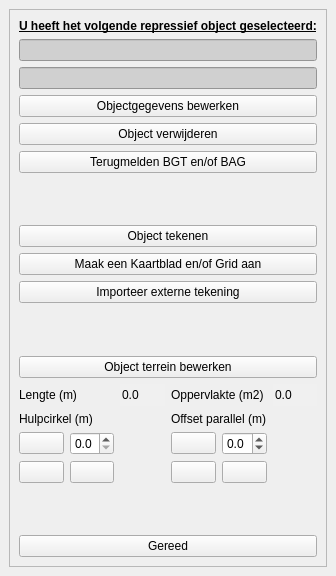
Qt form plugin/oiv/repressief_object/oiv_repressief_object_widget.ui (OIV-NL-QGIS/QGIS_project) before a commit.
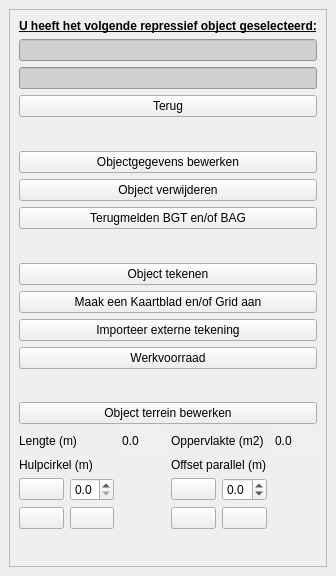
The same form after that commit. Icons and pictures are not drawn.

Commit message:
init werkvoorraad ui
included modifications v3.3.7

Diff of the .ui file:
```diff
--- a/plugin/oiv/repressief_object/oiv_repressief_object_widget.ui
+++ b/plugin/oiv/repressief_object/oiv_repressief_object_widget.ui
@@ -87,6 +87,38 @@
             </property>
            </widget>
           </item>
+          <item>
+           <widget class="QPushButton" name="terug">
+            <property name="sizePolicy">
+             <sizepolicy hsizetype="Minimum" vsizetype="Fixed">
+              <horstretch>0</horstretch>
+              <verstretch>0</verstretch>
+             </sizepolicy>
+            </property>
+            <property name="text">
+             <string>Terug</string>
+            </property>
+            <property name="iconSize">
+             <size>
+              <width>28</width>
+              <height>28</height>
+             </size>
+            </property>
+           </widget>
+          </item>
+          <item>
+           <spacer name="verticalSpacer_4">
+            <property name="orientation">
+             <enum>Qt::Vertical</enum>
+            </property>
+            <property name="sizeHint" stdset="0">
+             <size>
+              <width>0</width>
+              <height>0</height>
+             </size>
+            </property>
+           </spacer>
+          </item>
           <item>
            <widget class="QPushButton" name="objectgegevens">
             <property name="text">
@@ -142,6 +174,13 @@
             </property>
            </widget>
           </item>
+          <item>
+           <widget class="QPushButton" name="btn_werkvoorraad">
+            <property name="text">
+             <string>Werkvoorraad</string>
+            </property>
+           </widget>
+          </item>
           <item>
            <spacer name="verticalSpacer_3">
             <property name="orientation">
@@ -447,25 +486,6 @@
             </property>
            </spacer>
           </item>
-          <item>
-           <widget class="QPushButton" name="terug">
-            <property name="sizePolicy">
-             <sizepolicy hsizetype="Minimum" vsizetype="Fixed">
-              <horstretch>0</horstretch>
-              <verstretch>0</verstretch>
-             </sizepolicy>
-            </property>
-            <property name="text">
-             <string>Gereed</string>
-            </property>
-            <property name="iconSize">
-             <size>
-              <width>28</width>
-              <height>28</height>
-             </size>
-            </property>
-           </widget>
-          </item>
          </layout>
         </item>
        </layout>
```
The commit also changes 16 other files.
